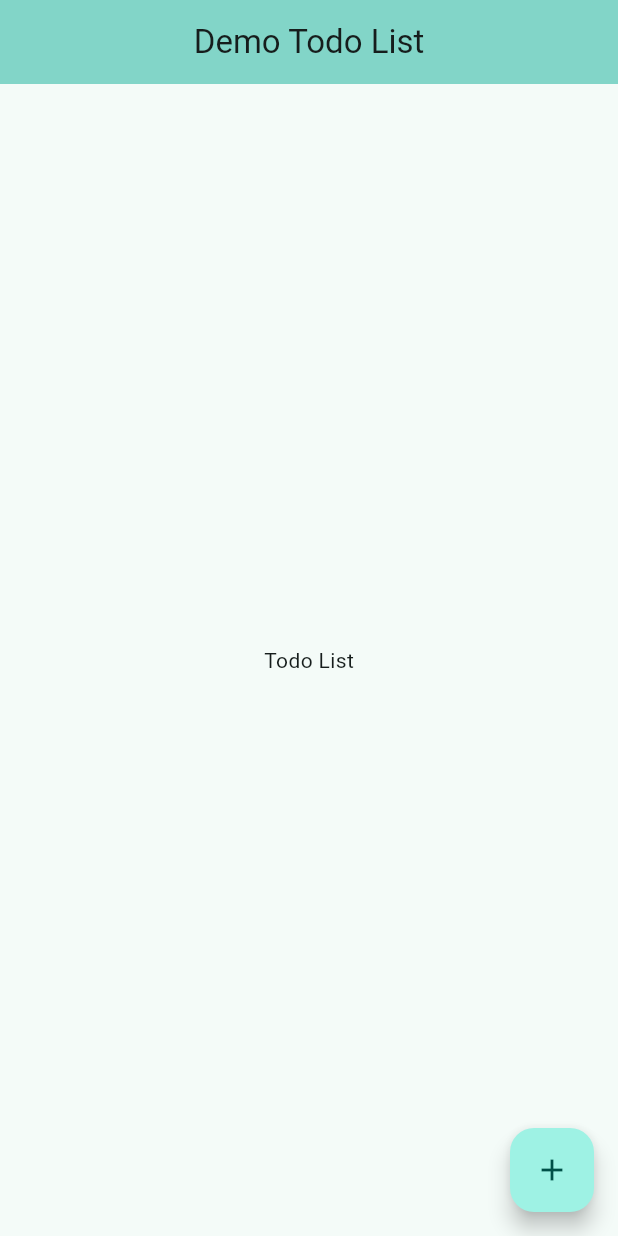
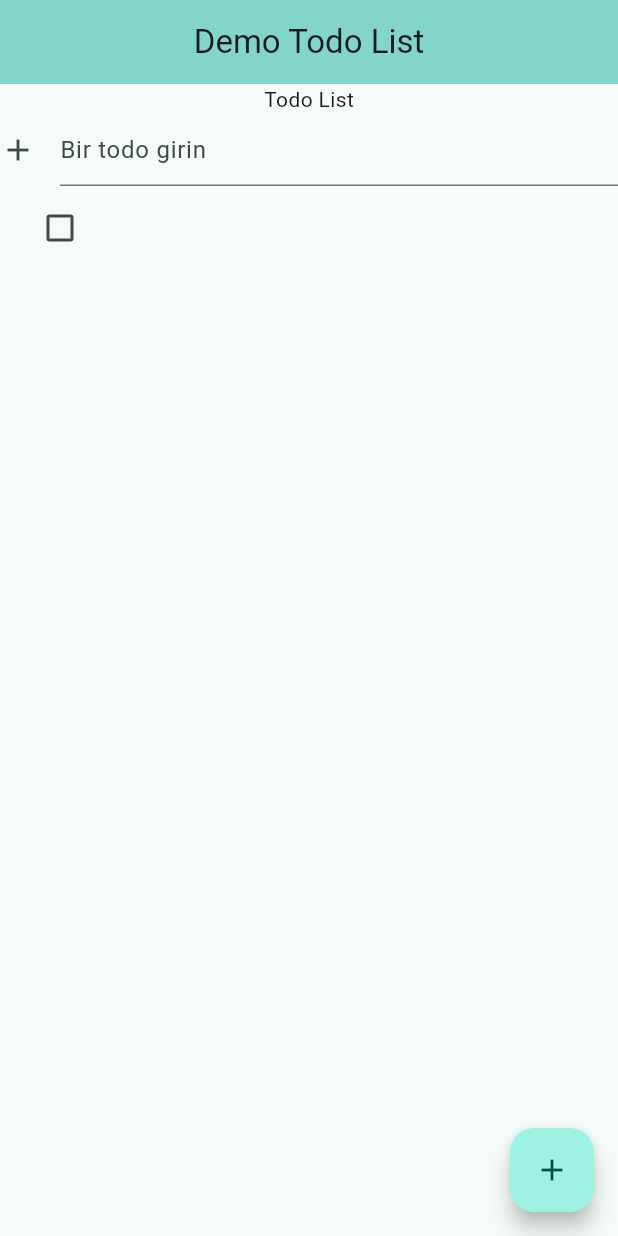
Before and after one commit to kubrainy/flutter-todo, a Flutter app: the screen it shows after launch, after a tap on the "add" icon, on a phone screen of 412 x 824 dp. Run offline on Flutter 3.47's test engine with Material 3 defaults, Android fonts, the phone set to English and light mode, and no system bars.

Commit message:
todo ekleme özelliği

```diff
--- a/lib/main.dart
+++ b/lib/main.dart
@@ -1,4 +1,5 @@
 import 'package:flutter/material.dart';
+import 'package:flutter_todo/models/todo.dart';
 
 void main() {
   runApp(const MyApp());
@@ -29,25 +30,54 @@ class MyHomePage extends StatefulWidget {
 }
 
 class _MyHomePageState extends State<MyHomePage> {
+  List<Todo> todos=[];
+  final TextEditingController controller = TextEditingController();
 
   @override
   Widget build(BuildContext context) {
     return Scaffold(
       appBar: AppBar(
         backgroundColor: Theme.of(context).colorScheme.inversePrimary,
-        // Here we take the value from the MyHomePage object that was created by
-        // the App.build method, and use it to set our appbar title.
         title: Text(widget.title),
         centerTitle: true,
       ),
-      body: Center(
-        // Center is a layout widget. It takes a single child and positions it
-        // in the middle of the parent.
-        child: Text('Todo List'),
+      body: Column(
+        children: [
+          Text('Todo List'),
+          TextField(
+            controller: controller,
+            decoration: const InputDecoration(
+              hintText: 'Bir todo girin',
+              icon: Icon(Icons.add),
+            ),
+          ),
+          Expanded(
+            child: ListView.builder(
+              itemCount: todos.length,
+              itemBuilder: (context, index){
+                return ListTile(
+                  title: Text(todos[index].text),
+                  leading: Checkbox(
+                    value: todos[index].isDone,
+                    onChanged:(value){
+                      setState(() {
+                      todos[index].isDone = !todos[index].isDone;
+                      });
+                    }
+                  )
+                );
+              }
+            )
+          )
+        ],
       ),
       floatingActionButton: FloatingActionButton(
         onPressed: () {
-          // Todo ekleme kodu gelcek.
+          setState((){
+            todos.add(Todo(text: controller.text));
+            controller.clear();
+          });
+          print('Todo eklendi.');
         },
         child: const Icon(Icons.add)
       )
--- /dev/null
+++ b/lib/models/todo.dart
@@ -0,0 +1,5 @@
+class Todo {
+  String text;
+  bool isDone = false;
+  Todo({required this.text});
+}
```
